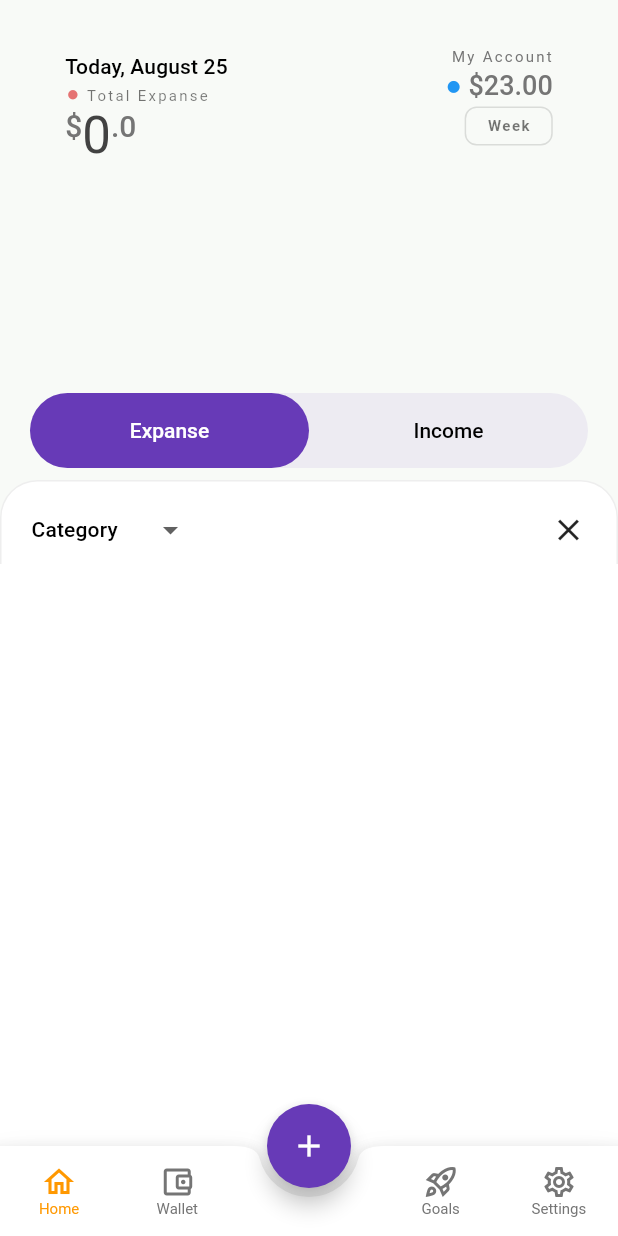
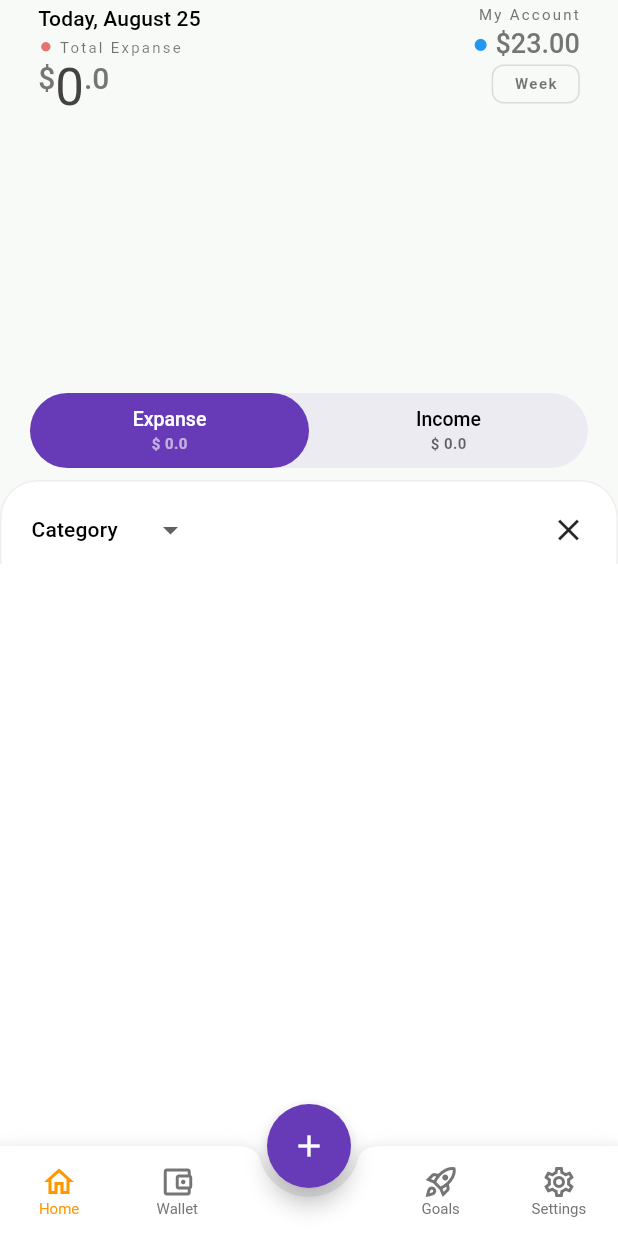
Before and after one commit to hasansujon786/waleti, a Flutter app: the screen it shows after launch, after a tap on "Expanse", on a phone screen of 412 x 824 dp. Run offline on Flutter 3.47's test engine with Material 2 defaults, Android fonts, the phone set to English and light mode, and no system bars; our stand-ins replace cloud_firestore, firebase_auth, firebase_core, fl_chart, flutter_riverpod, google_sign_in and 2 more; accounts and stored records are empty; network calls fail; Roboto replaces fonts that are missing (rubik).

Commit message:
refactor(providers): get total week amount & restructure providers

```diff
--- a/lib/pages/home/view/home.view.dart
+++ b/lib/pages/home/view/home.view.dart
@@ -1,5 +1,6 @@
 import 'package:flutter/material.dart';
 
+import '../../../configs/configs.dart';
 import '../widgets/widgets.dart';
 
 // const _bg = Colors.blue;
@@ -25,10 +26,17 @@ class _HomeViewState extends State<HomeView> {
   Widget build(BuildContext context) {
     return Scaffold(
       backgroundColor: Colors.white,
-      body: CustomScrollView(
+      body: SafeArea(
+        child: CustomScrollView(
           slivers: <Widget>[
-          const SliverHeader(bg: _bg),
-          SliverListTopHeader(
+            const SliverAppBar(
+              title: Text(Constants.appName, style: TextStyle(color: _bg)),
+              expandedHeight: 320,
+              pinned: true,
+              stretch: true,
+              flexibleSpace: SliverHeaderContent(bg: _bg),
+            ),
+            TransactionListHeader(
               bg: _bg,
               isTransactionsView: _isTransactionView,
               toggleTransactioView: toggleTransactioView,
@@ -37,6 +45,7 @@ class _HomeViewState extends State<HomeView> {
             const SliverToBoxAdapter(child: SizedBox(height: 40))
           ],
         ),
+      ),
     );
   }
 }
--- a/lib/pages/home/widgets/category_list_item.dart
+++ b/lib/pages/home/widgets/category_list_item.dart
@@ -25,6 +25,7 @@ class CategoryListItem extends StatelessWidget {
         // iconTheme: IconThemeData(size: 20)
       ),
       child: ExpansionTile(
+        key: UniqueKey(),
         controlAffinity: ListTileControlAffinity.leading,
         title: Row(
           mainAxisAlignment: MainAxisAlignment.spaceBetween,
--- a/lib/pages/home/widgets/sliver_header.dart
+++ b/lib/pages/home/widgets/sliver_header.dart
@@ -1,131 +1,68 @@
 import 'package:flutter/material.dart';
 import 'package:flutter_riverpod/flutter_riverpod.dart';
 
-import '../../../configs/configs.dart';
 import '../../../providers/providers.dart';
 import '../../../shared/ui/ui.dart';
+import '../../../shared/utils/dateTime_utils.dart';
 
-class SliverHeader extends ConsumerWidget {
+class SliverHeaderContent extends ConsumerWidget {
   final Color bg;
-  const SliverHeader({Key? key, required this.bg}) : super(key: key);
+  const SliverHeaderContent({Key? key, required this.bg}) : super(key: key);
 
   @override
   Widget build(BuildContext context, ref) {
-    final transactions = ref.watch(transactionsFilteredByTypeProvider);
+    final transactionsRef = ref.watch(currentTransactionsFilterByWeek);
+    final transactionListFilter = ref.watch(transactionListFilterProvider.state);
+    final totalExpence = ref.watch(thisWeekTotalExpenceAmount);
+    final totalIncome = ref.watch(thisWeekTotalIncomeAmount);
 
-    return SliverAppBar(
-      title: Text(Constants.appName, style: TextStyle(color: bg)),
-      expandedHeight: 320,
-      pinned: true,
-      stretch: true,
-      flexibleSpace: FlexibleSpaceBar(
+    return transactionsRef.when(
+      data: (transactions) => FlexibleSpaceBar(
         background: Container(
           color: bg,
           child: Column(
             mainAxisAlignment: MainAxisAlignment.spaceBetween,
             children: [
-              const SizedBox(height: 24),
               Expanded(
-                child: transactions.when(
-                  data: (data) => LineChartWrapper(userTransactions: data),
-                  error: (e, _) => Text(e.toString()),
-                  loading: () => const Center(child: Text('Loading')),
+                child: LineChartWrapper(
+                  todayNameIndex: todayIndexFromWeek(),
+                  userTransactions: transactions,
                 ),
               ),
               Padding(
                 padding: const EdgeInsets.symmetric(vertical: 8, horizontal: 20),
-                child: Consumer(
-                  builder: (context, ref, child) {
-                    var transactionListFilter = ref.watch(transactionListFilterProvider.state);
-                    return OptionSwitch<TransactionListFilter>(
-                      value: transactionListFilter.state,
-                      onSelect: (selected) => transactionListFilter.state = selected,
-                      optionNames: const ['Expanse', 'Income'],
-                      options: const [TransactionListFilter.expanse, TransactionListFilter.income],
-                    );
-                  },
+                child: OptionSwitch<TransactionListFilter>(
+                  value: transactionListFilter.state,
+                  onSelect: (selected) => transactionListFilter.state = selected,
+                  optionNames: [option('Expanse', totalExpence), option('Income', totalIncome)],
+                  options: const [TransactionListFilter.expanse, TransactionListFilter.income],
                 ),
-              )
+              ),
             ],
           ),
-          // child: const Center(child: Text('fooo')),
         ),
       ),
+      error: (e, _) => Text(e.toString()),
+      loading: () => const Center(child: Text('Loading')),
     );
   }
-}
 
-class SliverListTopHeader extends ConsumerWidget {
-  final bool isTransactionsView;
-  final void Function(bool) toggleTransactioView;
-  final Color bg;
-  const SliverListTopHeader({
-    Key? key,
-    this.isTransactionsView = true,
-    required this.toggleTransactioView,
-    required this.bg,
-  }) : super(key: key);
-
-  @override
-  Widget build(BuildContext context, ref) {
-    final mq = MediaQuery.of(context);
-    double height = 25;
-    return SliverToBoxAdapter(
-      child: ColoredBox(
-        color: bg,
-        child: Stack(
-          clipBehavior: Clip.none,
-          children: [
-            Container(
-              width: mq.size.width,
-              padding: const EdgeInsets.fromLTRB(20, 8, 8, 0),
-              decoration: BoxDecoration(
-                color: Colors.white,
-                border: Border.all(color: Colors.grey.shade200),
-                borderRadius: BorderRadius.vertical(top: Radius.circular(height)),
-              ),
-              child: Row(
-                mainAxisAlignment: MainAxisAlignment.spaceBetween,
-                children: <Widget>[
-                  DropdownButton<bool>(
-                    onChanged: ((value) {
-                      if (value == null) return;
-                      toggleTransactioView(value);
-                    }),
-                    hint: Text(
-                      isTransactionsView ? 'Transactions' : 'Category',
-                      style: Theme.of(context).textTheme.subtitle2,
-                    ),
-                    underline: const SizedBox(),
-                    // value: _showListView,
-                    items: const [
-                      DropdownMenuItem(
-                        value: true,
-                        child: Text('Transactions', style: TextStyle(fontSize: 14)),
-                      ),
-                      DropdownMenuItem(
-                        value: false,
-                        child: Text('Category', style: TextStyle(fontSize: 14)),
-                      ),
-                    ],
-                  ),
-                  IconButton(
-                    onPressed: () => ref.read(transactionListControllerProvider.notifier).deleteAllTransactions(),
-                    icon: const Icon(Icons.clear),
-                  ),
-                ],
+  Widget option(String title, AsyncValue<double> amount) => Column(
+        mainAxisAlignment: MainAxisAlignment.center,
+        children: [
+          Text(title),
+          const SizedBox(height: 3),
+          Opacity(
+            opacity: 0.6,
+            child: Text(
+              '\$ ${amount.value}',
+              style: const TextStyle(
+                fontSize: 10,
+                letterSpacing: 0.3,
+                fontWeight: FontWeight.w700,
               ),
             ),
-            const Positioned(
-              bottom: -2,
-              right: 0,
-              height: 4,
-              left: 0,
-              child: ColoredBox(color: Colors.white),
-            ),
-          ],
-        ),
-      ),
-    );
-  }
+          ),
+        ],
+      );
 }
--- a/lib/pages/home/widgets/transaction_list.dart
+++ b/lib/pages/home/widgets/transaction_list.dart
@@ -24,7 +24,7 @@ class TransactionList extends ConsumerWidget {
   @override
   Widget build(BuildContext context, ref) {
     final currentSelectedDay = ref.watch(currentSelectedDayProvider);
-    return ref.watch(transactionsFilteredByTypeProvider).when(
+    return ref.watch(currentTransactionsFilterByWeek).when(
           data: (transactions) {
             final curDayTransactions =
                 transactions.where((item) => item.createdAt.isSameDayAs(currentSelectedDay)).toList();
--- /dev/null
+++ b/lib/pages/home/widgets/transaction_list_header.dart
@@ -0,0 +1,78 @@
+import 'package:flutter/material.dart';
+import 'package:flutter_riverpod/flutter_riverpod.dart';
+import 'package:waleti/providers/providers.dart';
+
+class TransactionListHeader extends ConsumerWidget {
+  final bool isTransactionsView;
+  final void Function(bool) toggleTransactioView;
+  final Color bg;
+  const TransactionListHeader({
+    Key? key,
+    this.isTransactionsView = true,
+    required this.toggleTransactioView,
+    required this.bg,
+  }) : super(key: key);
+
+  @override
+  Widget build(BuildContext context, ref) {
+    final mq = MediaQuery.of(context);
+    double height = 25;
+    return SliverToBoxAdapter(
+      child: ColoredBox(
+        color: bg,
+        child: Stack(
+          clipBehavior: Clip.none,
+          children: [
+            Container(
+              width: mq.size.width,
+              padding: const EdgeInsets.fromLTRB(20, 8, 8, 0),
+              decoration: BoxDecoration(
+                color: Colors.white,
+                border: Border.all(color: Colors.grey.shade200),
+                borderRadius: BorderRadius.vertical(top: Radius.circular(height)),
+              ),
+              child: Row(
+                mainAxisAlignment: MainAxisAlignment.spaceBetween,
+                children: <Widget>[
+                  DropdownButton<bool>(
+                    onChanged: ((value) {
+                      if (value == null) return;
+                      toggleTransactioView(value);
+                    }),
+                    hint: Text(
+                      isTransactionsView ? 'Transactions' : 'Category',
+                      style: Theme.of(context).textTheme.subtitle2,
+                    ),
+                    underline: const SizedBox(),
+                    // value: _showListView,
+                    items: const [
+                      DropdownMenuItem(
+                        value: true,
+                        child: Text('Transactions', style: TextStyle(fontSize: 14)),
+                      ),
+                      DropdownMenuItem(
+                        value: false,
+                        child: Text('Category', style: TextStyle(fontSize: 14)),
+                      ),
+                    ],
+                  ),
+                  IconButton(
+                    onPressed: () => ref.read(transactionListControllerProvider.notifier).deleteAllTransactions(),
+                    icon: const Icon(Icons.clear),
+                  ),
+                ],
+              ),
+            ),
+            const Positioned(
+              bottom: -2,
+              right: 0,
+              height: 4,
+              left: 0,
+              child: ColoredBox(color: Colors.white),
+            ),
+          ],
+        ),
+      ),
+    );
+  }
+}
--- a/lib/pages/home/widgets/widgets.dart
+++ b/lib/pages/home/widgets/widgets.dart
@@ -1,3 +1,4 @@
+export 'transaction_list_header.dart';
 export 'transaction_list_item.dart';
 export 'transaction_list.dart';
 export 'sliver_header.dart';
--- a/lib/providers/providers.dart
+++ b/lib/providers/providers.dart
@@ -1 +1,2 @@
 export 'trasactions_provider.dart';
+export 'week_view_provider.dart';
--- a/lib/providers/trasactions_provider.dart
+++ b/lib/providers/trasactions_provider.dart
@@ -13,19 +13,6 @@ final allExpanseTransactionsProvider = Provider<AsyncTransactionsRef>(
   (ref) => _filterByType(ref, MyTransactionDataType.expanse),
 );
 
-final transactionsFilteredByTypeProvider = Provider<AsyncTransactionsRef>((ref) {
-  final filterState = ref.watch(transactionListFilterProvider);
-  switch (filterState) {
-    case TransactionListFilter.expanse:
-      return ref.watch(allExpanseTransactionsProvider);
-    case TransactionListFilter.income:
-      return ref.watch(allIncomeTransactionsProvider);
-    case TransactionListFilter.all:
-    default:
-      return ref.watch(transactionListControllerProvider);
-  }
-});
-
 final transactionListControllerProvider = StateNotifierProvider<TransactionListController, AsyncTransactionsRef>(
   (ref) => TransactionListController(ref.read),
 );
--- /dev/null
+++ b/lib/providers/week_view_provider.dart
@@ -0,0 +1,44 @@
+import 'package:flutter_riverpod/flutter_riverpod.dart';
+
+import 'package:waleti/controllers/controllers.dart';
+import 'package:waleti/models/models.dart';
+import 'package:waleti/shared/utils/utisls.dart';
+import './providers.dart';
+
+final currentTransactionsFilterByWeek = Provider<AsyncTransactionsRef>((ref) {
+  final filterState = ref.watch(transactionListFilterProvider);
+  switch (filterState) {
+    case TransactionListFilter.expanse:
+      return ref.watch(thisWeekAllExpenceTransactions);
+    case TransactionListFilter.income:
+      return ref.watch(thisWeekAllIncomeTransactions);
+    case TransactionListFilter.all:
+    default:
+      return ref.watch(transactionListControllerProvider);
+  }
+});
+
+final thisWeekAllExpenceTransactions = Provider<AsyncTransactionsRef>(
+  (ref) => ref.watch(allExpanseTransactionsProvider).whenData(_filterByWeek),
+);
+
+final thisWeekAllIncomeTransactions = Provider<AsyncTransactionsRef>(
+  (ref) => ref.watch(allIncomeTransactionsProvider).whenData(_filterByWeek),
+);
+
+final thisWeekTotalExpenceAmount = Provider<AsyncValue<double>>(
+  (ref) => ref.watch(thisWeekAllExpenceTransactions).whenData(_calculateTotalAmount),
+);
+
+final thisWeekTotalIncomeAmount = Provider<AsyncValue<double>>(
+  (ref) => ref.watch(thisWeekAllIncomeTransactions).whenData(_calculateTotalAmount),
+);
+
+// ================================================
+// => utils
+// ================================================
+double _calculateTotalAmount(List<MyTransaction> value) =>
+    value.fold(0, (previousValue, element) => element.amount + previousValue);
+
+List<MyTransaction> _filterByWeek(List<MyTransaction> value) =>
+    value.where((e) => e.createdAt.isAfter(DateTime.now().subtract(Duration(days: todayIndexFromWeek() + 1)))).toList();
--- a/lib/repositories/auth_repository.dart
+++ b/lib/repositories/auth_repository.dart
@@ -1,9 +1,9 @@
+import 'package:cloud_firestore/cloud_firestore.dart';
 import 'package:firebase_auth/firebase_auth.dart';
 import 'package:flutter_riverpod/flutter_riverpod.dart';
 import 'package:google_sign_in/google_sign_in.dart';
 
 import '../providers/general_providers.dart';
-import '../shared/utils/utisls.dart';
 import 'repositories.dart';
 
 abstract class BaseAuthRepository {
@@ -81,3 +81,13 @@ class AuthRepository implements BaseAuthRepository {
     userDoc.set({'createdAt': DateTime.now()});
   }
 }
+
+Future<bool> checkIfDocExists(DocumentReference<Map<String, dynamic>> docRef) async {
+  try {
+    // Get reference to Firestore collection
+    var doc = await docRef.get();
+    return doc.exists;
+  } catch (e) {
+    rethrow;
+  }
+}
--- a/lib/shared/ui/bill_board.dart
+++ b/lib/shared/ui/bill_board.dart
@@ -17,7 +17,7 @@ class BillBoard extends StatelessWidget {
   Widget build(BuildContext context) {
     final textTheme = Theme.of(context).textTheme;
     return Padding(
-      padding: const EdgeInsets.symmetric(horizontal: 4),
+      padding: const EdgeInsets.fromLTRB(4, 4, 4, 0),
       child: Row(
         mainAxisAlignment: MainAxisAlignment.spaceBetween,
         crossAxisAlignment: CrossAxisAlignment.start,
@@ -25,7 +25,6 @@ class BillBoard extends StatelessWidget {
           Column(
             crossAxisAlignment: CrossAxisAlignment.start,
             children: [
-              const SizedBox(height: 4),
               Consumer(builder: (context, ref, child) {
                 final date = ref.watch(currentSelectedDayProvider.state).state;
                 final leading = date.isToday
--- a/lib/shared/ui/create_transaction_modal.dart
+++ b/lib/shared/ui/create_transaction_modal.dart
@@ -96,7 +96,7 @@ class _CreateTransactionModalState extends State<CreateTransactionModal> {
             OptionSwitch<MyTransactionDataType>(
               value: _transactionType,
               onSelect: (newValue) => setState(() => _transactionType = newValue),
-              optionNames: const ['Expanse', 'Income'],
+              optionNames: const [Text('Expanse'), Text('Income')],
               options: const [MyTransactionDataType.expanse, MyTransactionDataType.income],
             ),
             const SizedBox(height: 28),
--- a/lib/shared/ui/line_chart_wrapper.dart
+++ b/lib/shared/ui/line_chart_wrapper.dart
@@ -1,14 +1,15 @@
 import 'package:flutter/material.dart';
-import 'package:intl/intl.dart';
 
+import '../../extensions/date_time_extension.dart';
 import '../../models/models.dart';
-import '../../extensions/date_time_extension.dart';
 import 'ui.dart';
 
 class LineChartWrapper extends StatefulWidget {
   final List<MyTransaction> userTransactions;
+  final int todayNameIndex;
   const LineChartWrapper({
     Key? key,
+    this.todayNameIndex = 0,
     required this.userTransactions,
   }) : super(key: key);
 
@@ -22,7 +23,7 @@ class LineChartWrapperState extends State<LineChartWrapper> {
   @override
   void initState() {
     super.initState();
-    _currentDayViewIndex = todayNameIndex;
+    _currentDayViewIndex = widget.todayNameIndex;
   }
 
   void updateCurrentDayViewIndex(int index) {
@@ -31,30 +32,13 @@ class LineChartWrapperState extends State<LineChartWrapper> {
     });
   }
 
-  List<MyTransaction> get thisWeekTransactions {
-    return widget.userTransactions
-        .where((tx) => tx.createdAt.isAfter(DateTime.now().subtract(Duration(days: todayNameIndex + 1))))
-        .toList();
-  }
-
   double get totalSpendingOfWeek {
-    return thisWeekTransactions.fold(0, (sum, item) => sum + item.amount);
-  }
-
-  DateTime get today {
-    final now = DateTime.now();
-    return DateTime(now.year, now.month, now.day);
-  }
-
-  int get todayNameIndex {
-    final days = ['Sun', 'Mon', 'Tue', 'Wed', 'Thu', 'Fri', 'Sat'];
-    final dayName = DateFormat.E().format(DateTime.now());
-    return days.indexWhere((element) => element == dayName);
+    return widget.userTransactions.fold(0, (sum, item) => sum + item.amount);
   }
 
   List<ChartBarItemDataOfDay> get groupedTransactionValues {
     final tileWidth = (MediaQuery.of(context).size.width - 8) / 7;
-    final rightSideIndex = 6 - todayNameIndex;
+    final rightSideIndex = 6 - widget.todayNameIndex;
     final now = DateTime.now();
 
     return List.generate(
@@ -63,9 +47,9 @@ class LineChartWrapperState extends State<LineChartWrapper> {
         final dateToCheck = now.subtract(Duration(days: index - rightSideIndex));
         double totalsum = 0.0;
 
-        for (var i = 0; i < thisWeekTransactions.length; i++) {
-          if (thisWeekTransactions[i].createdAt.isSameDayAs(dateToCheck)) {
-            totalsum += thisWeekTransactions[i].amount;
+        for (var i = 0; i < widget.userTransactions.length; i++) {
+          if (widget.userTransactions[i].createdAt.isSameDayAs(dateToCheck)) {
+            totalsum += widget.userTransactions[i].amount;
           }
         }
 
@@ -89,10 +73,7 @@ class LineChartWrapperState extends State<LineChartWrapper> {
         child: Column(
           crossAxisAlignment: CrossAxisAlignment.stretch,
           children: <Widget>[
-            const SizedBox(height: 8),
-            BillBoard(
-              currentDaySelectedBalance: groupedTransactionValues[_currentDayViewIndex].totalSpendingOfDay,
-            ),
+            BillBoard(currentDaySelectedBalance: groupedTransactionValues[_currentDayViewIndex].totalSpendingOfDay),
             const SizedBox(height: 8),
             Expanded(
               child: widget.userTransactions.isEmpty
--- a/lib/shared/ui/option_switch.dart
+++ b/lib/shared/ui/option_switch.dart
@@ -5,7 +5,7 @@ final _alignments = [Alignment.centerLeft, Alignment.centerRight];
 class OptionSwitch<T> extends StatelessWidget {
   final T value;
   final List<T> options;
-  final List<String> optionNames;
+  final List<Widget> optionNames;
   final Function(T) onSelect;
   final double margin;
 
@@ -59,9 +59,13 @@ class OptionSwitch<T> extends StatelessWidget {
                       color: Colors.transparent,
                       alignment: Alignment.center,
                       child: AnimatedDefaultTextStyle(
-                        style: TextStyle(color: i == selectedIndex ? Colors.white : Colors.black),
+                        style: TextStyle(
+                          color: i == selectedIndex ? Colors.white : Colors.black,
+                          fontWeight: FontWeight.w500,
+                          fontSize: 13,
+                        ),
                         duration: const Duration(milliseconds: 200),
-                        child: Text(optionNames[i], style: const TextStyle(fontWeight: FontWeight.w500)),
+                        child: optionNames[i],
                       ),
                     ),
                   ),
--- /dev/null
+++ b/lib/shared/utils/dateTime_utils.dart
@@ -0,0 +1,7 @@
+import 'package:waleti/shared/utils/utisls.dart';
+
+int todayIndexFromWeek() {
+  final days = ['Sun', 'Mon', 'Tue', 'Wed', 'Thu', 'Fri', 'Sat'];
+  final dayName = Formatters.dayName.format(DateTime.now());
+  return days.indexWhere((element) => element == dayName);
+}
--- a/lib/shared/utils/utisls.dart
+++ b/lib/shared/utils/utisls.dart
@@ -1,12 +1,2 @@
-import 'package:cloud_firestore/cloud_firestore.dart';
 export 'formatter.dart';
-
-Future<bool> checkIfDocExists(DocumentReference<Map<String, dynamic>> docRef) async {
-  try {
-    // Get reference to Firestore collection
-    var doc = await docRef.get();
-    return doc.exists;
-  } catch (e) {
-    rethrow;
-  }
-}
+export 'dateTime_utils.dart';
```
Lines whose indentation alone changed are shown as unchanged.
